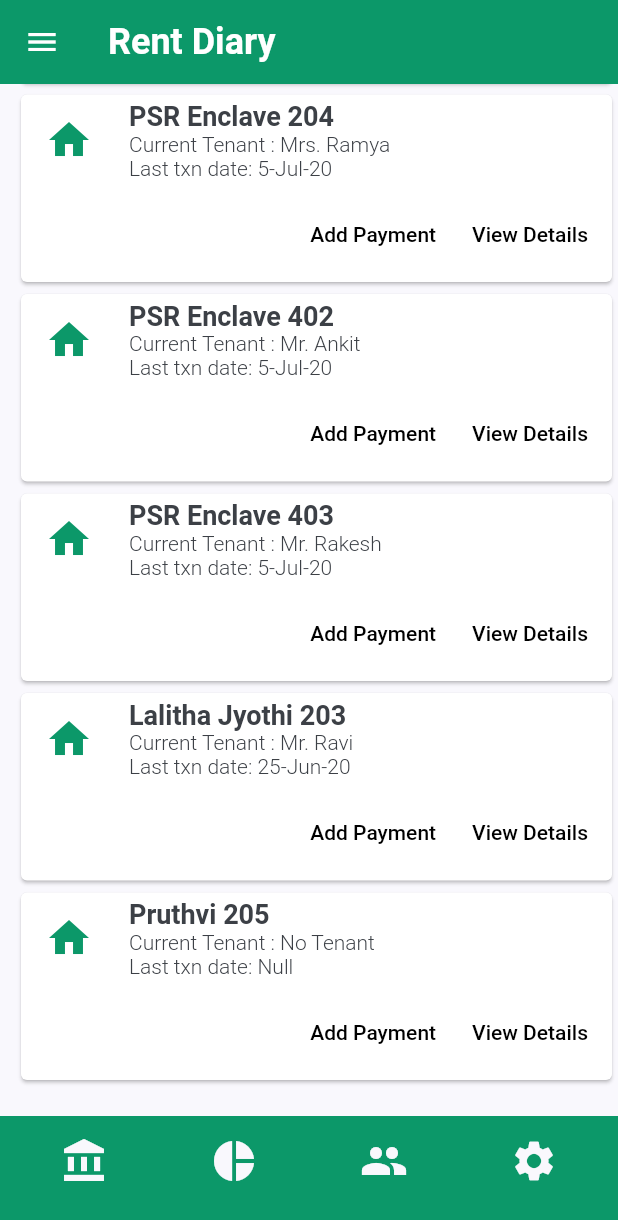
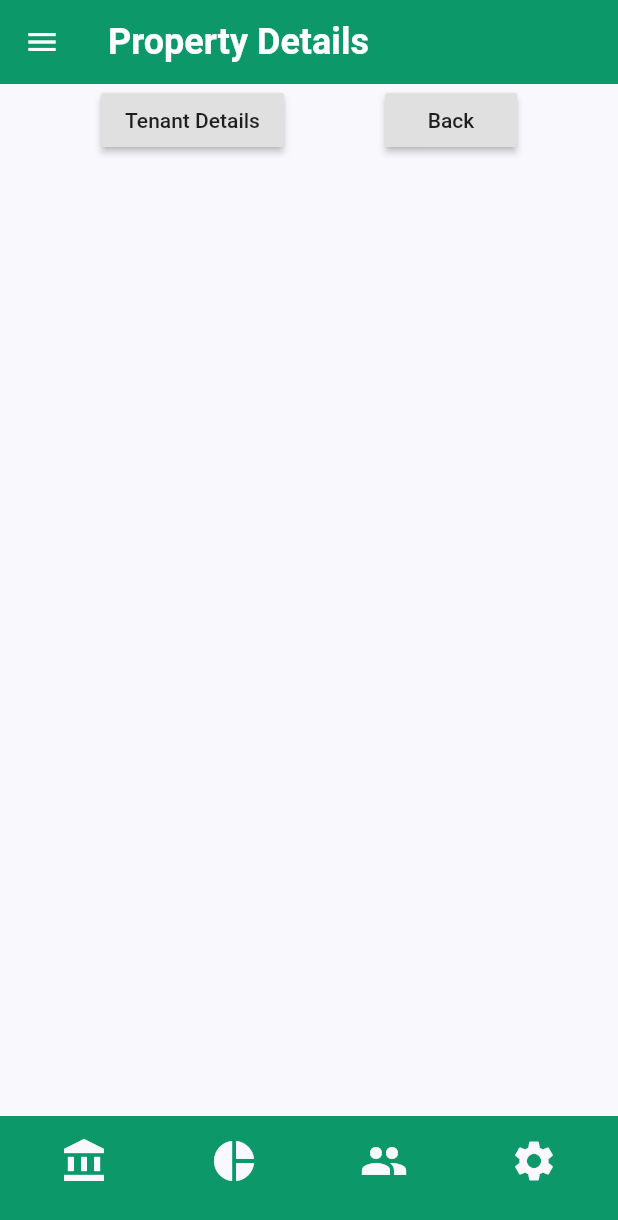
Before and after one commit to praneethr86/rentdiary, a Flutter app: the screen it shows after launch, scrolled down 150 dp, after a tap on "View Details", on a phone screen of 412 x 824 dp. Shown: the top 1220 px of the screen. Run offline on Flutter 3.47's test engine with Material 2 defaults, Android fonts, the phone set to English and light mode, and no system bars.

Commit message:
Add routes for PropDetails, PaymentForm and Tenant Details

```diff
--- a/lib/screens/home/components/body.dart
+++ b/lib/screens/home/components/body.dart
@@ -1,5 +1,7 @@
 import 'package:flutter/material.dart';
 import 'package:rentdiary/constants.dart';
+import 'package:rentdiary/screens/payment/payment_form.dart';
+import 'package:rentdiary/screens/propdetails/property_details.dart';
 
 class Body extends StatelessWidget {
   @override
@@ -83,11 +85,21 @@ class PropertyListTile extends StatelessWidget {
               children: [
                 FlatButton(
                   child: Text('Add Payment'),
-                  onPressed: () {},
+                  onPressed: () {
+                    Navigator.push(
+                      context,
+                      MaterialPageRoute(builder: (context) => PaymentForm()),
+                    );
+                  },
                 ),
                 FlatButton(
                   child: Text('View Details'),
-                  onPressed: () {},
+                  onPressed: () {
+                    Navigator.push(
+                        context,
+                        MaterialPageRoute(
+                            builder: (context) => PropertyDetails()));
+                  },
                 )
               ],
             )
--- /dev/null
+++ b/lib/screens/propdetails/components/body.dart
@@ -0,0 +1,36 @@
+import 'package:flutter/material.dart';
+import 'package:rentdiary/screens/tenantdetails/tenant_details.dart';
+
+class Body extends StatelessWidget {
+  @override
+  Widget build(BuildContext context) {
+    return Container(
+      child: Center(
+        child: Column(
+          children: [
+            Row(
+              mainAxisAlignment: MainAxisAlignment.spaceEvenly,
+              children: [
+                RaisedButton(
+                  child: Text('Tenant Details'),
+                  onPressed: () {
+                    Navigator.push(
+                        context,
+                        MaterialPageRoute(
+                            builder: (context) => TenantDetails()));
+                  },
+                ),
+                RaisedButton(
+                  child: Text('Back'),
+                  onPressed: () {
+                    Navigator.pop(context);
+                  },
+                ),
+              ],
+            )
+          ],
+        ),
+      ),
+    );
+  }
+}
--- /dev/null
+++ b/lib/screens/propdetails/property_details.dart
@@ -0,0 +1,26 @@
+import 'package:flutter/material.dart';
+import 'package:rentdiary/components/bottom_nav_bar.dart';
+import 'package:rentdiary/components/drawer.dart';
+
+import 'components/body.dart';
+
+class PropertyDetails extends StatelessWidget {
+  @override
+  Widget build(BuildContext context) {
+    return Scaffold(
+      drawer: DrawerWidget(),
+      appBar: buildAppBar(),
+      body: Body(),
+      bottomNavigationBar: BottomNavBar(),
+    );
+  }
+
+  AppBar buildAppBar() {
+    return AppBar(
+      elevation: 0,
+      title: Text('Property Details',
+          style: TextStyle(
+              color: Colors.white, fontWeight: FontWeight.bold, fontSize: 24)),
+    );
+  }
+}
```
Also changed, not shown: lib/screens/payment/components/body.dart (added, +26 -0 lines), lib/screens/payment/payment_form.dart (added, +26 -0 lines), lib/screens/tenantdetails/components/body.dart (added, +26 -0 lines), lib/screens/tenantdetails/tenant_details.dart (added, +26 -0 lines).
